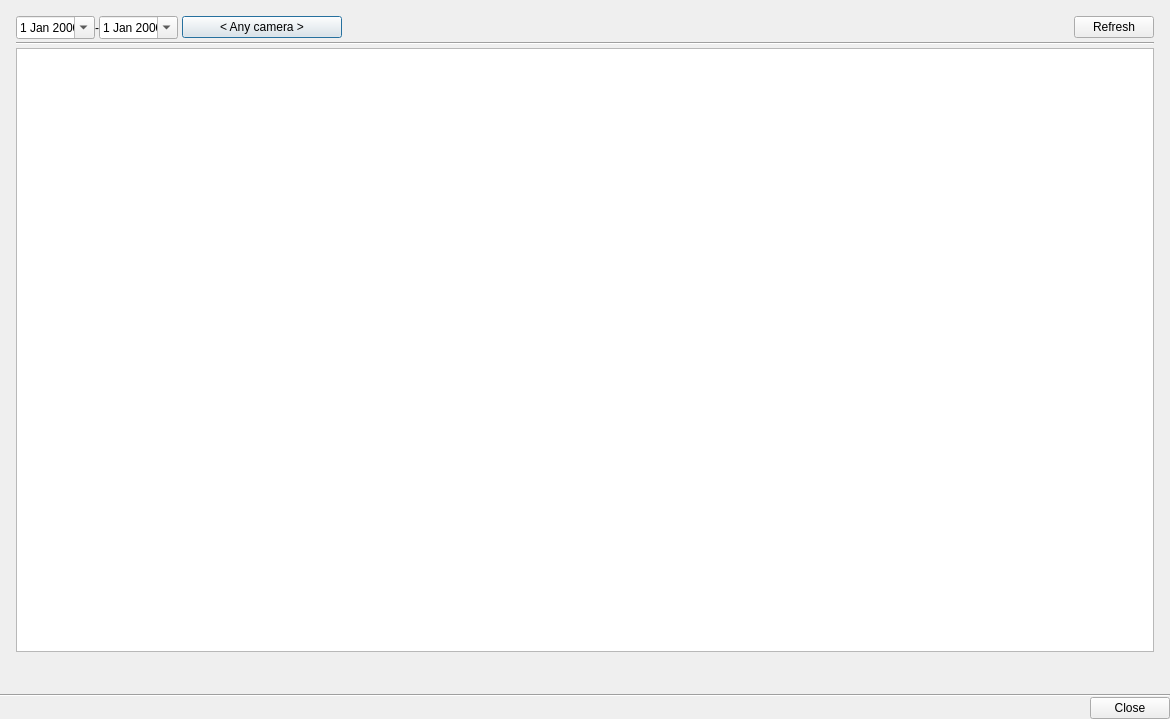
Qt form client/libclient/src/ui/dialogs/search_bookmarks_dialog.ui (networkoptix/nx_open) before a commit.
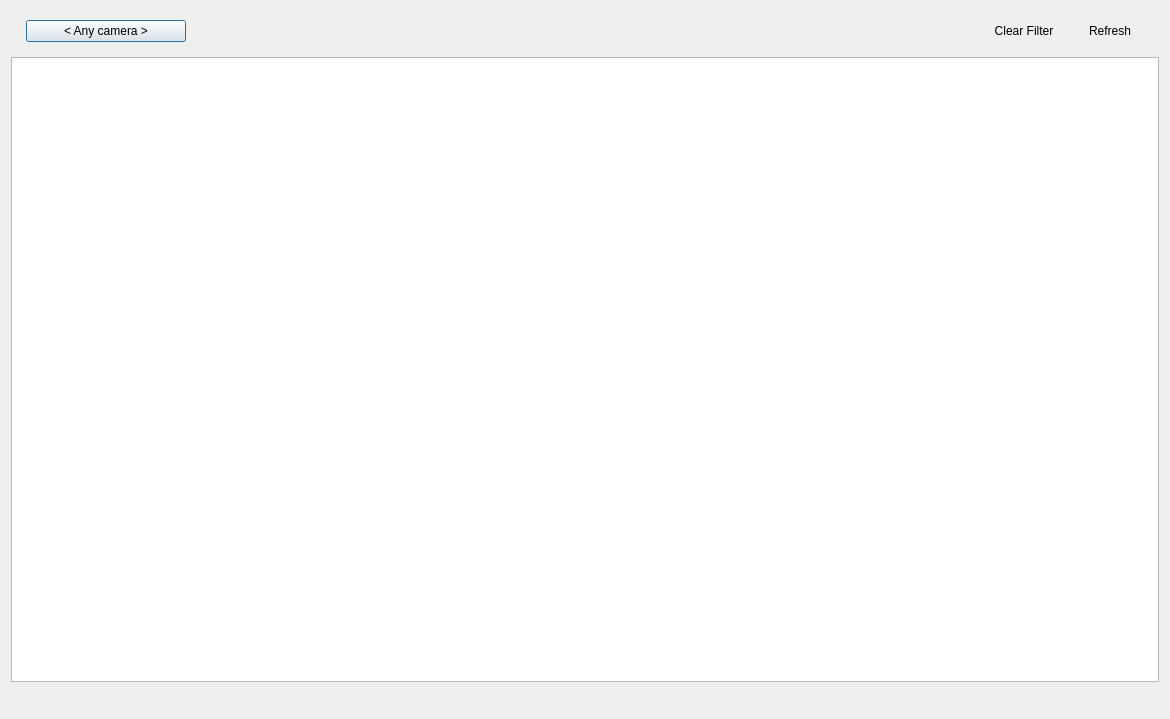
The same form after that commit. Custom widgets are drawn as their Qt base class.

Commit message:
VMS-3780 - Redesign Bookmarks dialog
<==== Mercurial data ====>
Branch: dev_3.0.0_gui

The edit to the form file:
```diff
--- a/client/libclient/src/ui/dialogs/search_bookmarks_dialog.ui
+++ b/client/libclient/src/ui/dialogs/search_bookmarks_dialog.ui
@@ -13,105 +13,15 @@
   <property name="windowTitle">
    <string>Bookmark Log</string>
   </property>
-  <layout class="QVBoxLayout" name="verticalLayout_1">
-   <property name="spacing">
-    <number>0</number>
-   </property>
-   <property name="leftMargin">
-    <number>0</number>
-   </property>
-   <property name="topMargin">
-    <number>0</number>
-   </property>
-   <property name="rightMargin">
-    <number>0</number>
-   </property>
-   <property name="bottomMargin">
-    <number>0</number>
-   </property>
-   <item>
     <layout class="QVBoxLayout" name="verticalLayout">
-     <property name="spacing">
-      <number>3</number>
-     </property>
-     <property name="leftMargin">
-      <number>16</number>
-     </property>
-     <property name="topMargin">
-      <number>16</number>
-     </property>
-     <property name="rightMargin">
-      <number>16</number>
-     </property>
-     <property name="bottomMargin">
-      <number>16</number>
-     </property>
      <item>
-      <layout class="QGridLayout" name="mainGridLayout">
-       <property name="horizontalSpacing">
-        <number>4</number>
-       </property>
-       <item row="0" column="0">
-        <layout class="QGridLayout" name="gridLayout">
-         <property name="horizontalSpacing">
-          <number>0</number>
-         </property>
-         <item row="0" column="0">
-          <widget class="QDateEdit" name="dateEditFrom">
-           <property name="frame">
-            <bool>true</bool>
-           </property>
-           <property name="buttonSymbols">
-            <enum>QAbstractSpinBox::NoButtons</enum>
-           </property>
-           <property name="calendarPopup">
-            <bool>true</bool>
-           </property>
-          </widget>
-         </item>
-         <item row="0" column="1">
-          <widget class="QLabel" name="delimLabel">
-           <property name="text">
-            <string>-</string>
-           </property>
-           <property name="alignment">
-            <set>Qt::AlignCenter</set>
-           </property>
-          </widget>
-         </item>
-         <item row="0" column="2">
-          <widget class="QDateEdit" name="dateEditTo">
-           <property name="wrapping">
-            <bool>false</bool>
-           </property>
-           <property name="buttonSymbols">
-            <enum>QAbstractSpinBox::NoButtons</enum>
-           </property>
-           <property name="calendarPopup">
-            <bool>true</bool>
-           </property>
-          </widget>
-         </item>
-        </layout>
-       </item>
-       <item row="0" column="4">
-        <widget class="QPushButton" name="refreshButton">
-         <property name="focusPolicy">
-          <enum>Qt::TabFocus</enum>
-         </property>
-         <property name="text">
-          <string>Refresh</string>
-         </property>
-         <property name="autoDefault">
-          <bool>false</bool>
-         </property>
-         <property name="flat">
-          <bool>false</bool>
-         </property>
-        </widget>
-       </item>
-       <item row="0" column="1">
-        <widget class="QPushButton" name="cameraButton">
+    <widget class="QnPanel" name="panelWidget" native="true">
+     <layout class="QHBoxLayout" name="horizontalLayout_2">
+      <item>
+       <widget class="QnDateRangeWidget" name="dateRangeWidget" native="true"/>
+      </item>
+      <item>
+       <widget class="QnSelectDevicesButton" name="cameraButton">
          <property name="minimumSize">
           <size>
            <width>160</width>
@@ -129,7 +39,7 @@
          </property>
         </widget>
        </item>
-       <item row="0" column="2">
+      <item>
         <widget class="QnSearchLineEdit" name="filterLineEdit" native="true">
          <property name="sizePolicy">
           <sizepolicy hsizetype="Expanding" vsizetype="Preferred">
@@ -139,13 +49,39 @@
          </property>
         </widget>
        </item>
-      </layout>
-     </item>
-     <item>
-      <widget class="Line" name="line">
-       <property name="orientation">
-        <enum>Qt::Horizontal</enum>
-       </property>
+      <item>
+       <widget class="QPushButton" name="clearFilterButton">
+        <property name="focusPolicy">
+         <enum>Qt::TabFocus</enum>
+        </property>
+        <property name="text">
+         <string>Clear Filter</string>
+        </property>
+        <property name="autoDefault">
+         <bool>false</bool>
+        </property>
+        <property name="flat">
+         <bool>true</bool>
+        </property>
+       </widget>
+      </item>
+      <item>
+       <widget class="QPushButton" name="refreshButton">
+        <property name="focusPolicy">
+         <enum>Qt::TabFocus</enum>
+        </property>
+        <property name="text">
+         <string>Refresh</string>
+        </property>
+        <property name="autoDefault">
+         <bool>false</bool>
+        </property>
+        <property name="flat">
+         <bool>true</bool>
+        </property>
+       </widget>
+      </item>
+     </layout>
       </widget>
      </item>
      <item>
@@ -244,22 +180,6 @@
       </widget>
      </item>
     </layout>
-   </item>
-   <item>
-    <widget class="Line" name="line_2">
-     <property name="orientation">
-      <enum>Qt::Horizontal</enum>
-     </property>
-    </widget>
-   </item>
-   <item>
-    <widget class="QDialogButtonBox" name="buttonBox">
-     <property name="standardButtons">
-      <set>QDialogButtonBox::Close</set>
-     </property>
-    </widget>
-   </item>
-  </layout>
  </widget>
  <customwidgets>
   <customwidget>
@@ -273,6 +193,23 @@
    <header location="global">ui/widgets/common/search_line_edit.h</header>
    <container>1</container>
   </customwidget>
+  <customwidget>
+   <class>QnPanel</class>
+   <extends>QWidget</extends>
+   <header location="global">ui/widgets/common/panel.h</header>
+   <container>1</container>
+  </customwidget>
+  <customwidget>
+   <class>QnDateRangeWidget</class>
+   <extends>QWidget</extends>
+   <header location="global">ui/widgets/common/date_range_widget.h</header>
+   <container>1</container>
+  </customwidget>
+  <customwidget>
+   <class>QnSelectDevicesButton</class>
+   <extends>QPushButton</extends>
+   <header location="global">ui/widgets/select_devices_button.h</header>
+  </customwidget>
  </customwidgets>
  <tabstops>
   <tabstop>dateEditFrom</tabstop>
```
Left out of the diff: 4 changed lines with no effect on the pictures. Lines whose indentation alone changed are shown as unchanged. The commit also changes 17 other files.
